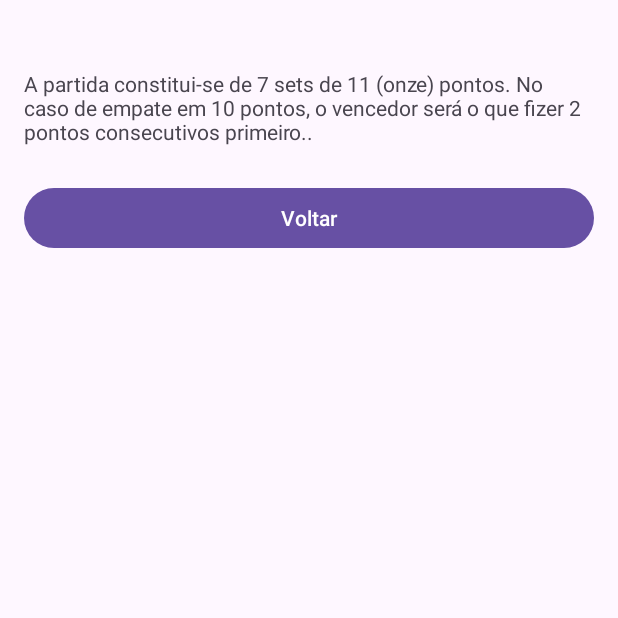
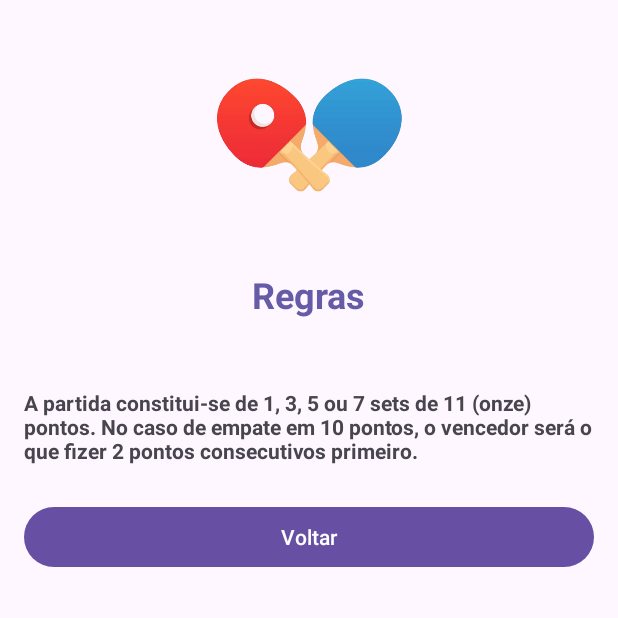
Before and after one commit to junior-rod/placartenisdemesa, an Android app: the RegrasActivity screen opened directly, with no data from a screen before it, on a phone screen of 412 x 824 dp, the top half of it. Run offline under Robolectric (Android 15) with nearby library versions, the phone set to English and light mode, and no system bars.

Commit message:
adicionando layout da tela de regras

```diff
--- a/app/src/main/res/layout/activity_regras.xml
+++ b/app/src/main/res/layout/activity_regras.xml
@@ -4,6 +4,24 @@
     android:orientation="vertical"
     android:padding="16dp">
 
+    <ImageView
+        android:id="@+id/img_pingpong"
+        android:layout_width="216dp"
+        android:layout_height="148dp"
+        android:layout_gravity="center"
+        android:layout_marginBottom="16dp"
+
+        android:src="@mipmap/pinpong" />
+    <TextView
+        android:id="@+id/tv_criar_nova_partida"
+        android:layout_width="wrap_content"
+        android:layout_height="wrap_content"
+        android:text="Regras"
+        android:textColor="@color/texto"
+        android:textStyle="bold"
+        android:textSize="24sp"
+        android:layout_gravity="center"
+        android:layout_marginBottom="16dp"/>
     <ScrollView
         android:layout_width="match_parent"
         android:layout_height="wrap_content">
@@ -12,7 +30,8 @@
             android:id="@+id/tv_rules"
             android:layout_width="match_parent"
             android:layout_height="wrap_content"
-            android:text="A partida constitui-se de 7 sets de 11 (onze) pontos. No caso de empate em 10 pontos, o vencedor será o que fizer 2 pontos consecutivos primeiro.."
+            android:textStyle = "bold"
+            android:text="A partida constitui-se de 1, 3, 5 ou 7 sets de 11 (onze) pontos. No caso de empate em 10 pontos, o vencedor será o que fizer 2 pontos consecutivos primeiro."
             android:layout_marginTop="30dp"/>
     </ScrollView>
 
```
